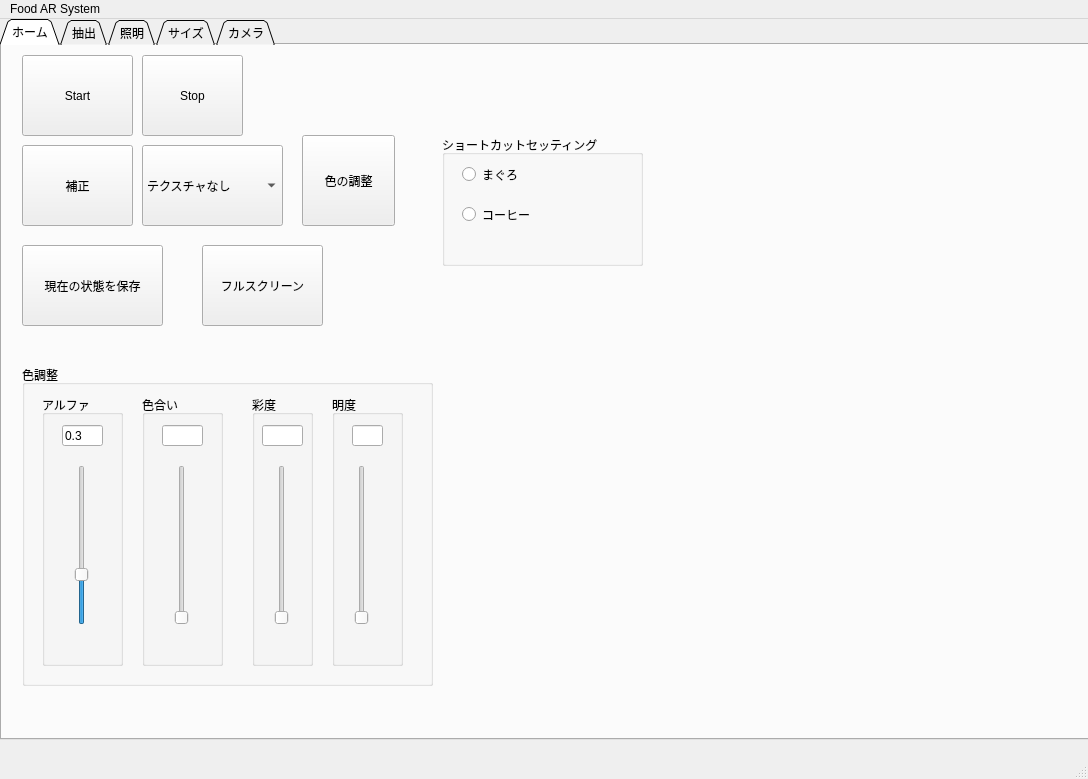
The window that FoodModification/View/mainWindow.ui (JunyaUeda/FoodAR) describes before a commit, drawn with Qt 5.
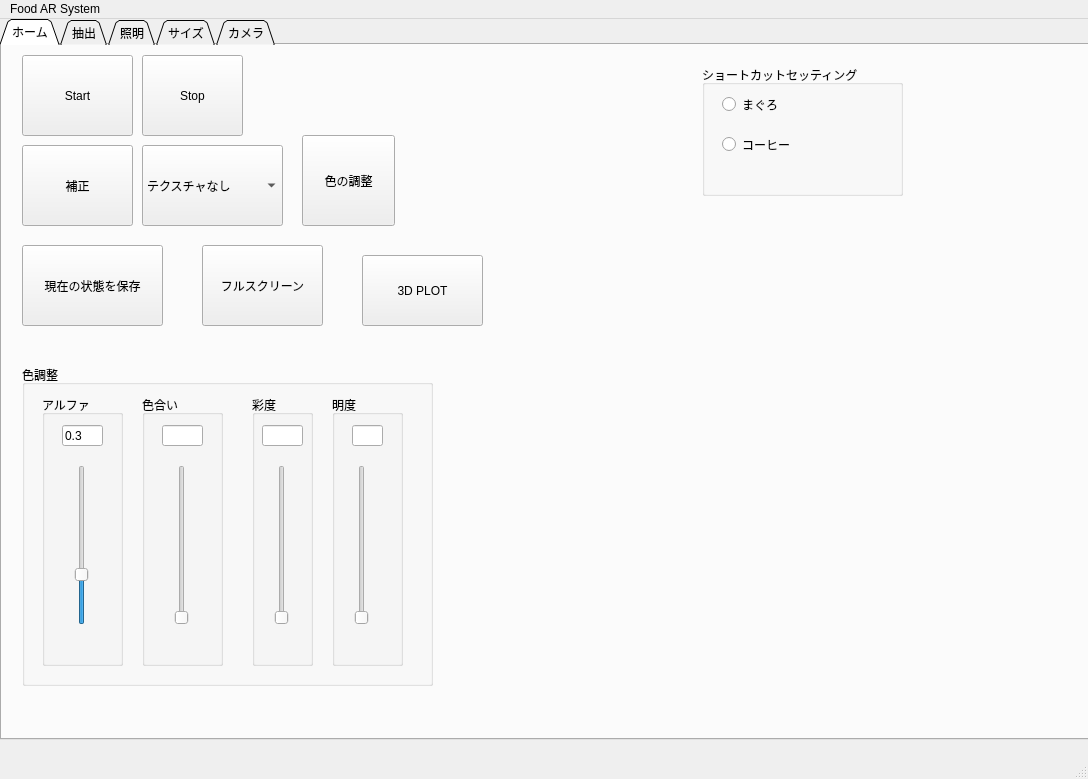
The same window after the commit. The open tabs and pages were chosen to show the change.

The edit to the form file:
```diff
--- a/FoodModification/View/mainWindow.ui
+++ b/FoodModification/View/mainWindow.ui
@@ -322,8 +322,8 @@
      <widget class="QGroupBox" name="shortcutSettingGroupBox">
       <property name="geometry">
        <rect>
-        <x>440</x>
-        <y>90</y>
+        <x>700</x>
+        <y>20</y>
         <width>201</width>
         <height>131</height>
        </rect>
@@ -364,6 +364,19 @@
        </attribute>
       </widget>
      </widget>
+     <widget class="QPushButton" name="plot3DPushButton">
+      <property name="geometry">
+       <rect>
+        <x>360</x>
+        <y>210</y>
+        <width>121</width>
+        <height>71</height>
+       </rect>
+      </property>
+      <property name="text">
+       <string>3D PLOT</string>
+      </property>
+     </widget>
     </widget>
     <widget class="QWidget" name="tab_3">
      <attribute name="title">
```
Left out of the diff: 4 changed lines with no effect on the pictures.
